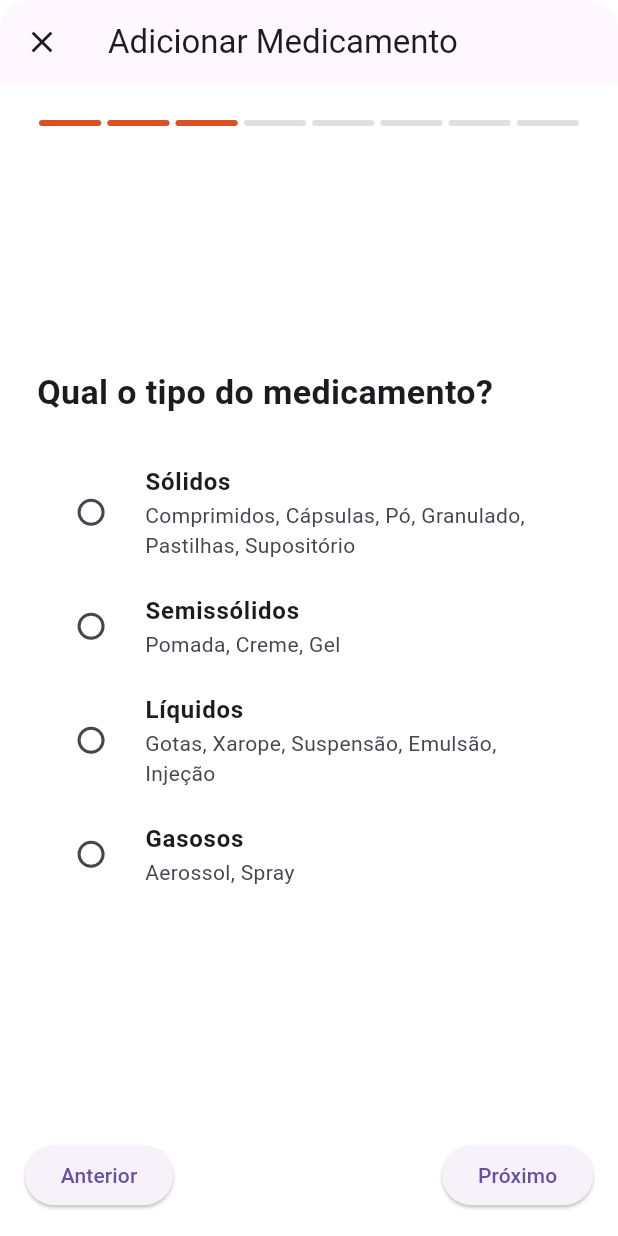
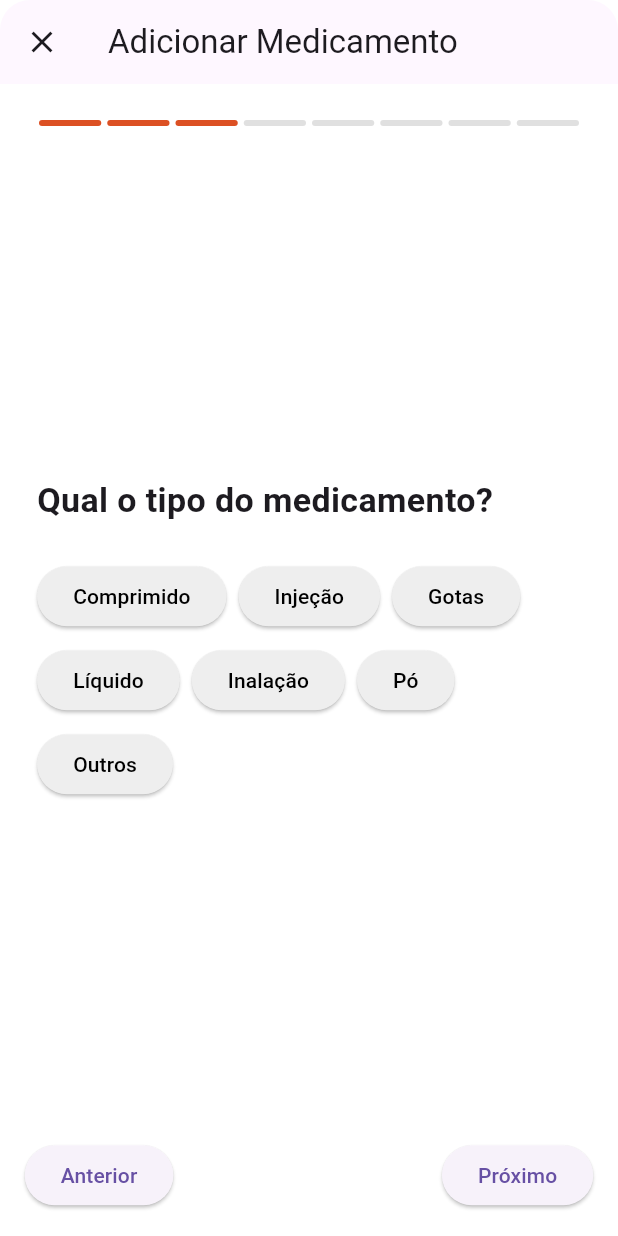
Before and after one commit to MBritoS19/CheckPills, a Flutter app: the AddMedicationScreen screen opened directly, swiped to page 3, on a phone screen of 412 x 824 dp. Run offline on Flutter 3.47's test engine with Material 3 defaults, Android fonts, the phone set to English and light mode, and no system bars.

Commit message:
Alterei a adição de medicamentos, na tela de tipo de medicamento agora tem 7 opções e a opção outros, onde dá para escrever o tipo especifico que você utiliza

```diff
--- a/primeiro_flutter/lib/screens/add_medication_screen.dart
+++ b/primeiro_flutter/lib/screens/add_medication_screen.dart
@@ -15,21 +15,8 @@ class _AddMedicationScreenState extends State<AddMedicationScreen> {
   int _currentPage = 0;
 
   String? _selectedType;
-
-  // 1. Nova estrutura de dados para guardar as categorias e seus exemplos.
-  final Map<String, List<String>> _medicationCategories = {
-    'Sólidos': [
-      'Comprimidos',
-      'Cápsulas',
-      'Pó',
-      'Granulado',
-      'Pastilhas',
-      'Supositório'
-    ],
-    'Semissólidos': ['Pomada', 'Creme', 'Gel'],
-    'Líquidos': ['Gotas', 'Xarope', 'Suspensão', 'Emulsão', 'Injeção'],
-    'Gasosos': ['Aerossol', 'Spray'],
-  };
+  // 1. Novo controlador para o campo de texto de "Outros".
+  final _customTypeController = TextEditingController();
 
   final _nameController = TextEditingController();
   final _doseController = TextEditingController();
@@ -52,6 +39,7 @@ class _AddMedicationScreenState extends State<AddMedicationScreen> {
   @override
   void dispose() {
     _pageController.dispose();
+    _customTypeController.dispose(); // Não se esqueça de fazer o dispose!
     _nameController.dispose();
     _doseController.dispose();
     _stockController.dispose();
@@ -97,10 +85,19 @@ class _AddMedicationScreenState extends State<AddMedicationScreen> {
     );
   }
 
-  // 2. A função de construir a página de tipo foi totalmente refeita.
+  // 2. Função de construir a página de tipo foi totalmente refeita.
   Widget _buildTypeSelectionPage({
     required double screenWidth,
   }) {
+    const types = [
+      'Comprimido',
+      'Injeção',
+      'Gotas',
+      'Líquido',
+      'Inalação',
+      'Pó',
+      'Outros'
+    ];
     const blueColor = Color(0xFF23AFDC);
 
     return Padding(
@@ -113,30 +110,41 @@ class _AddMedicationScreenState extends State<AddMedicationScreen> {
               style: TextStyle(
                   fontSize: screenWidth * 0.055, fontWeight: FontWeight.bold)),
           const SizedBox(height: 24),
-          // Usamos um ListView para mostrar as 4 opções de categoria.
-          ListView(
-            shrinkWrap:
-                true, // Importante para o ListView funcionar dentro de uma Column
-            children: _medicationCategories.keys.map((category) {
-              return RadioListTile<String>(
-                title: Text(category,
-                    style: const TextStyle(fontWeight: FontWeight.bold)),
-                // O subtítulo mostra os exemplos.
-                subtitle: Text(_medicationCategories[category]!.join(', ')),
-                // `value` é o valor desta opção.
-                value: category,
-                // `groupValue` é a variável que guarda a opção selecionada.
-                groupValue: _selectedType,
-                // `onChanged` é chamado quando o usuário toca na opção.
-                onChanged: (value) {
+          Wrap(
+            spacing: 8.0,
+            runSpacing: 8.0,
+            children: types.map((type) {
+              final isSelected = _selectedType == type;
+              return ElevatedButton(
+                onPressed: () {
                   setState(() {
-                    _selectedType = value;
+                    _selectedType = type;
                   });
                 },
-                activeColor: blueColor,
+                style: ElevatedButton.styleFrom(
+                  backgroundColor: isSelected ? blueColor : Colors.grey[200],
+                  foregroundColor: isSelected ? Colors.white : Colors.black,
+                  shape: RoundedRectangleBorder(
+                    borderRadius: BorderRadius.circular(20),
+                  ),
+                ),
+                child: Text(type),
               );
             }).toList(),
           ),
+
+          // 3. Campo de texto condicional para "Outros".
+          // Ele só vai aparecer se o tipo selecionado for "Outros".
+          if (_selectedType == 'Outros') ...[
+            const SizedBox(height: 24),
+            TextFormField(
+              controller: _customTypeController,
+              decoration: const InputDecoration(
+                labelText: 'Digite o tipo do medicamento',
+                border: OutlineInputBorder(),
+              ),
+            ),
+          ]
         ],
       ),
     );
@@ -233,12 +241,19 @@ class _AddMedicationScreenState extends State<AddMedicationScreen> {
                   onPressed: () {
                     final provider =
                         Provider.of<MedicationProvider>(context, listen: false);
+
+                    // Lógica para determinar o valor final do tipo.
+                    String finalType;
+                    if (_selectedType == 'Outros') {
+                      finalType = _customTypeController.text;
+                    } else {
+                      finalType = _selectedType ?? 'Não definido';
+                    }
+
                     final newMedication = Medication(
                       name: _nameController.text,
                       dose: _doseController.text,
-                      // 4. Adicionamos o `_selectedType` ao salvar.
-                      // `?? 'Não definido'` é uma segurança caso nada seja selecionado.
-                      type: _selectedType ?? 'Não definido',
+                      type: finalType, // Usamos o valor final aqui
                       stock: int.tryParse(_stockController.text) ?? 0,
                       firstDoseTime: _firstDoseTimeController.text,
                       doseIntervalInHours:
--- a/primeiro_flutter/pubspec.yaml
+++ b/primeiro_flutter/pubspec.yaml
@@ -35,7 +35,7 @@ dependencies:
   # The following adds the Cupertino Icons font to your application.
   # Use with the CupertinoIcons class for iOS style icons.
   cupertino_icons: ^1.0.2
-  intl: ^0.19.0
+  intl: ^0.20.2
   provider: ^6.1.5
 
 dev_dependencies:
```
Also changed, not shown: checkpills/pubspec.lock, primeiro_flutter/pubspec.lock.
